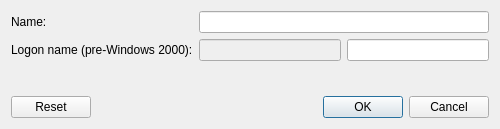
First picture: the form in src/admc/rename_group_dialog.ui, repository altlinux/admc, before the edit.
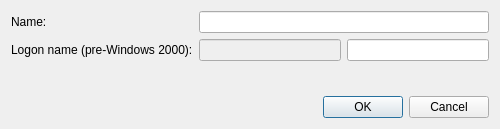
Second picture: the form after the edit.

Commit message: remove reset button from rename dialogs

```diff
--- a/src/admc/rename_group_dialog.ui
+++ b/src/admc/rename_group_dialog.ui
@@ -55,7 +55,7 @@
       <enum>Qt::Horizontal</enum>
      </property>
      <property name="standardButtons">
-      <set>QDialogButtonBox::Cancel|QDialogButtonBox::Ok|QDialogButtonBox::Reset</set>
+      <set>QDialogButtonBox::Cancel|QDialogButtonBox::Ok</set>
      </property>
     </widget>
    </item>
```
The commit also changes 10 other files.
